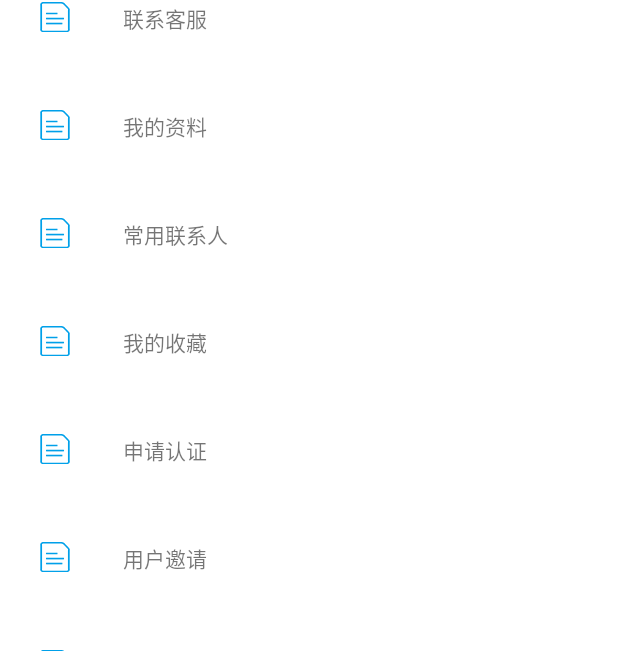
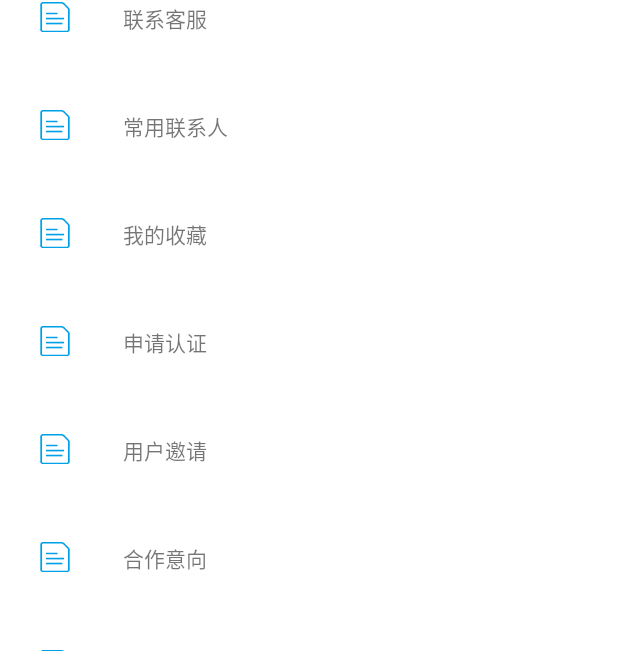
Before and after one commit to prince-75/GuDa, an Android app: the FourActivity screen opened directly, with no data from a screen before it, on a phone screen of 412 x 824 dp. Shown: the part 468-1127 px from the top of the screen. Run offline under Robolectric (Android 15) with nearby library versions, the light colour scheme and no system bars.

Commit message:
modified:规范格式

```diff
--- a/app/src/main/java/com/example/guda/BaseActivity.java
+++ b/app/src/main/java/com/example/guda/BaseActivity.java
@@ -1,5 +1,4 @@
-//为了方便多人协同工作中找到每一个界面对应的活动
-//在Logcat中打印出当前进入的活动的名称
+//extends与BaseActivity的活动都会先执行这里的内容，可以在这里编写四个界面的共同活动
 package com.example.guda;
 
 import android.os.Bundle;
@@ -12,7 +11,8 @@ public class BaseActivity  extends AppCompatActivity {
     @Override
     protected void onCreate(Bundle savedInstanceState){
         super.onCreate(savedInstanceState);
-        //打印日志
+        //为了方便多人协同工作中找到每一个界面对应的活动
+        //在Logcat中打印出当前进入的活动的名称
         Log.d("BaseActivity",getClass().getSimpleName());
     }
 }
--- a/app/src/main/java/com/example/guda/Contents.java
+++ /dev/null
@@ -1,17 +0,0 @@
-//定义一个实体类Contents，用于提供ListView和RecyclerView相同的的实体类型（这里是一张图加一句文字），实例代码在FourActivity类
-package com.example.guda;
-
-public class Contents {
-    private  String name;
-    private int imageId;
-    public Contents(String name,int imageId){
-        this.name=name;//名字
-        this.imageId=imageId;//对应的图片
-    }
-    public String getName(){
-        return name;
-    }
-    public int getImageId(){
-        return imageId;
-    }
-}
--- a/app/src/main/java/com/example/guda/ContentsAdapter.java
+++ /dev/null
@@ -1,84 +0,0 @@
-//创建一个自定义适配器，泛型指向Contents类，实例代码在FourActivity类,有ListView和RecyclerView两个版本，根据需要打开
-package com.example.guda;
-
-import android.view.LayoutInflater;
-import android.view.View;
-import android.view.ViewGroup;
-import android.widget.ImageView;
-import android.widget.TextView;
-
-import androidx.recyclerview.widget.RecyclerView;
-
-import java.util.List;
-//ListView控件版本
-/*
-public class ContentsAdapter extends ArrayAdapter<Contents> {
-    private int resourceId;
-    //传入上下文、布局、数据
-    public ContentsAdapter(Context context, int textViewResourceId, List<Contents> objects) {
-        super(context, textViewResourceId, objects);
-        resourceId = textViewResourceId;
-    }
-
-    @Override
-    //在每个子项被滚动到屏幕内的时候被调用
-    public View getView(int position, View convertView, ViewGroup parent) {
-        Contents contents = getItem(position);
-        View view;
-
-        if(convertView == null){
-            //如果布局从未加载过，则加载布局
-            view = LayoutInflater.from(getContext()).inflate(resourceId, parent, false);
-        }else{
-            //已经加载过则重用
-            view = convertView;
-        }
-        ImageView contentsImage = (ImageView) view.findViewById(R.id.contents_image);
-        TextView contentsName = (TextView) view.findViewById(R.id.contents_name);
-        contentsImage.setImageResource(contents.getImageId());
-        contentsName.setText(contents.getName());
-        return view;
-    }
-}
- */
-
-//RecyclerView版本
-public class ContentsAdapter extends RecyclerView.Adapter<ContentsAdapter.ViewHolder>{
-    private List<Contents> mContentsList;
-    //内部类ViewHolder
-    static class ViewHolder extends RecyclerView.ViewHolder{
-        ImageView contentsImage;
-        TextView contentsName;
-        //ViewHolder：实例缓存、显示子项
-        public ViewHolder(View view){//参数view表示RecyclerView子项的最外层布局
-            super(view);
-            //获取实例
-            contentsImage = (ImageView) view.findViewById(R.id.contents_image);
-            contentsName = (TextView) view.findViewById(R.id.contents_name);
-        }
-    }
-
-    //构造函数ContentsAdapter
-    public ContentsAdapter(List<Contents> contentsList){
-        //全局变量传入数据
-        mContentsList = contentsList;
-    }
-
-    //重写RecyclerView.Adapter的三个方法p124
-    @Override
-    public ViewHolder onCreateViewHolder(ViewGroup parent,int viewType){
-        View view = LayoutInflater.from(parent.getContext()).inflate(R.layout.contents_item,parent,false);
-        ViewHolder holder = new ViewHolder(view);
-        return holder;
-    }
-    @Override
-    public void onBindViewHolder(ViewHolder holder,int position){
-        Contents contents = mContentsList.get(position);
-        holder.contentsImage.setImageResource(contents.getImageId());
-        holder.contentsName.setText(contents.getName());
-    }
-    @Override
-    public int getItemCount(){
-        return mContentsList.size();
-    }
-}
--- a/app/src/main/java/com/example/guda/FourActivity.java
+++ b/app/src/main/java/com/example/guda/FourActivity.java
@@ -1,21 +1,15 @@
 package com.example.guda;
 
-import androidx.appcompat.app.AppCompatActivity;
 import androidx.recyclerview.widget.LinearLayoutManager;
 import androidx.recyclerview.widget.RecyclerView;
 
-import android.content.Context;
 import android.content.Intent;
 import android.os.Bundle;
-import android.view.LayoutInflater;
 import android.view.View;
-import android.view.ViewGroup;
-import android.widget.ArrayAdapter;
 import android.widget.Button;
-import android.widget.ImageButton;
-import android.widget.ImageView;
-import android.widget.ListView;
-import android.widget.TextView;
+
+import com.example.guda.recyclerviewcontants.Contents;
+import com.example.guda.recyclerviewcontants.ContentsAdapter;
 
 import java.util.ArrayList;
 import java.util.List;
@@ -88,32 +82,30 @@ public class FourActivity extends BaseActivity {
     }
 
     private void initContents(){
-        for(int i=0;i<2;i++){
-            Contents wodeziliao11 = new Contents("运动圈子",R.drawable.gerenziliao);
-            contentsList.add(wodeziliao11);
+//        for(int i=0;i<2;i++){
+            Contents yundongquanzi = new Contents("运动圈子",R.drawable.gerenziliao);
+            contentsList.add(yundongquanzi);
             Contents wodeziliao = new Contents("我的资料",R.drawable.gerenziliao);
             contentsList.add(wodeziliao);
-            Contents wodeziliao2 = new Contents("运动计划",R.drawable.gerenziliao);
-            contentsList.add(wodeziliao2);
-            Contents wodeziliao3 = new Contents("健康分析",R.drawable.gerenziliao);
-            contentsList.add(wodeziliao3);
-            Contents wodeziliao4 = new Contents("联系客服",R.drawable.gerenziliao);
-            contentsList.add(wodeziliao4);
-            Contents wodeziliao5 = new Contents("我的资料",R.drawable.gerenziliao);
-            contentsList.add(wodeziliao5);
-            Contents wodeziliao6 = new Contents("常用联系人",R.drawable.gerenziliao);
-            contentsList.add(wodeziliao6);
-            Contents wodeziliao7 = new Contents("我的收藏",R.drawable.gerenziliao);
-            contentsList.add(wodeziliao7);
-            Contents wodeziliao9 = new Contents("申请认证",R.drawable.gerenziliao);
-            contentsList.add(wodeziliao9);
-            Contents wodeziliao10 = new Contents("用户邀请",R.drawable.gerenziliao);
-            contentsList.add(wodeziliao10);
-            Contents wodeziliao12 = new Contents("合作邀请",R.drawable.gerenziliao);
-            contentsList.add(wodeziliao12);
-            Contents wodeziliao13 = new Contents("APP信息",R.drawable.gerenziliao);
-            contentsList.add(wodeziliao13);
-        }
+            Contents yundongjihua = new Contents("运动计划",R.drawable.gerenziliao);
+            contentsList.add(yundongjihua);
+            Contents jiankangfenxi = new Contents("健康分析",R.drawable.gerenziliao);
+            contentsList.add(jiankangfenxi);
+            Contents lianxikefu = new Contents("联系客服",R.drawable.gerenziliao);
+            contentsList.add(lianxikefu);
+            Contents changyonglianxiren = new Contents("常用联系人",R.drawable.gerenziliao);
+            contentsList.add(changyonglianxiren);
+            Contents wodeshoucang = new Contents("我的收藏",R.drawable.gerenziliao);
+            contentsList.add(wodeshoucang);
+            Contents shenqingrenzheng = new Contents("申请认证",R.drawable.gerenziliao);
+            contentsList.add(shenqingrenzheng);
+            Contents yonghuyaoqing = new Contents("用户邀请",R.drawable.gerenziliao);
+            contentsList.add(yonghuyaoqing);
+            Contents hezuoyixiang = new Contents("合作意向",R.drawable.gerenziliao);
+            contentsList.add(hezuoyixiang);
+            Contents APPxinxi = new Contents("APP信息",R.drawable.gerenziliao);
+            contentsList.add(APPxinxi);
+//        }
     }
 
 
--- /dev/null
+++ b/app/src/main/java/com/example/guda/recyclerviewcontants/Contents.java
@@ -0,0 +1,17 @@
+//定义一个实体类Contents，用于提供ListView和RecyclerView相同的的实体类型（这里是一张图加一句文字），实例代码在FourActivity类
+package com.example.guda.recyclerviewcontants;
+
+public class Contents {
+    private  String name;
+    private int imageId;
+    public Contents(String name,int imageId){
+        this.name=name;//名字
+        this.imageId=imageId;//对应的图片
+    }
+    public String getName(){
+        return name;
+    }
+    public int getImageId(){
+        return imageId;
+    }
+}
--- /dev/null
+++ b/app/src/main/java/com/example/guda/recyclerviewcontants/ContentsAdapter.java
@@ -0,0 +1,86 @@
+//创建一个自定义适配器，泛型指向Contents类，实例代码在FourActivity类,有ListView和RecyclerView两个版本，根据需要打开
+package com.example.guda.recyclerviewcontants;
+
+import android.view.LayoutInflater;
+import android.view.View;
+import android.view.ViewGroup;
+import android.widget.ImageView;
+import android.widget.TextView;
+
+import androidx.recyclerview.widget.RecyclerView;
+
+import com.example.guda.R;
+
+import java.util.List;
+//ListView控件版本
+/*
+public class ContentsAdapter extends ArrayAdapter<Contents> {
+    private int resourceId;
+    //传入上下文、布局、数据
+    public ContentsAdapter(Context context, int textViewResourceId, List<Contents> objects) {
+        super(context, textViewResourceId, objects);
+        resourceId = textViewResourceId;
+    }
+
+    @Override
+    //在每个子项被滚动到屏幕内的时候被调用
+    public View getView(int position, View convertView, ViewGroup parent) {
+        Contents contents = getItem(position);
+        View view;
+
+        if(convertView == null){
+            //如果布局从未加载过，则加载布局
+            view = LayoutInflater.from(getContext()).inflate(resourceId, parent, false);
+        }else{
+            //已经加载过则重用
+            view = convertView;
+        }
+        ImageView contentsImage = (ImageView) view.findViewById(R.id.contents_image);
+        TextView contentsName = (TextView) view.findViewById(R.id.contents_name);
+        contentsImage.setImageResource(contents.getImageId());
+        contentsName.setText(contents.getName());
+        return view;
+    }
+}
+ */
+
+//RecyclerView版本
+public class ContentsAdapter extends RecyclerView.Adapter<ContentsAdapter.ViewHolder>{
+    private List<Contents> mContentsList;
+    //内部类ViewHolder
+    static class ViewHolder extends RecyclerView.ViewHolder{
+        ImageView contentsImage;
+        TextView contentsName;
+        //ViewHolder：实例缓存、显示子项
+        public ViewHolder(View view){//参数view表示RecyclerView子项的最外层布局
+            super(view);
+            //获取实例
+            contentsImage = (ImageView) view.findViewById(R.id.contents_image);
+            contentsName = (TextView) view.findViewById(R.id.contents_name);
+        }
+    }
+
+    //构造函数ContentsAdapter
+    public ContentsAdapter(List<Contents> contentsList){
+        //全局变量传入数据
+        mContentsList = contentsList;
+    }
+
+    //重写RecyclerView.Adapter的三个方法p124
+    @Override
+    public ViewHolder onCreateViewHolder(ViewGroup parent,int viewType){
+        View view = LayoutInflater.from(parent.getContext()).inflate(R.layout.contents_item,parent,false);
+        ViewHolder holder = new ViewHolder(view);
+        return holder;
+    }
+    @Override
+    public void onBindViewHolder(ViewHolder holder,int position){
+        Contents contents = mContentsList.get(position);
+        holder.contentsImage.setImageResource(contents.getImageId());
+        holder.contentsName.setText(contents.getName());
+    }
+    @Override
+    public int getItemCount(){
+        return mContentsList.size();
+    }
+}
--- a/app/src/main/res/layout/activity_bottom_interface.xml
+++ b/app/src/main/res/layout/activity_bottom_interface.xml
@@ -1,4 +1,5 @@
 <?xml version="1.0" encoding="utf-8"?>
+<!--底部导航栏按钮控件-->
 <LinearLayout xmlns:android="http://schemas.android.com/apk/res/android"
     android:layout_width="match_parent"
     android:layout_height="wrap_content"
--- a/app/src/main/res/layout/activity_title_layout.xml
+++ b/app/src/main/res/layout/activity_title_layout.xml
@@ -1,4 +1,5 @@
 <?xml version="1.0" encoding="utf-8"?>
+<!--顶部返回和编辑按钮控件-->
 <RelativeLayout xmlns:android="http://schemas.android.com/apk/res/android"
     android:layout_width="match_parent"
     android:layout_height="match_parent">
--- a/app/src/main/res/layout/contents_item.xml
+++ b/app/src/main/res/layout/contents_item.xml
@@ -1,5 +1,6 @@
 <?xml version="1.0" encoding="utf-8"?>
-<!--规定FourActivity中每一行数据的格式，这里是一张图片一句话的格式-->
+<!--规定FourActivity中每一行数据的格式文件-->
+<!--这里是一张图片一句话的格式-->
 <LinearLayout xmlns:android="http://schemas.android.com/apk/res/android"
     android:layout_width="match_parent"
     android:layout_height="wrap_content">
```
Also changed, not shown: app/src/main/java/com/example/guda/recyclerviewdatasets/BaseHolder.java (added, +17 -0 lines), app/src/main/java/com/example/guda/recyclerviewdatasets/DataInfor.java (added, +9 -0 lines), app/src/main/res/layout/item_recyclerview_datasets.xml (added, +8 -0 lines), app/src/main/res/layout/item_x2_imageview.xml (added, +10 -0 lines), 1 other file.
